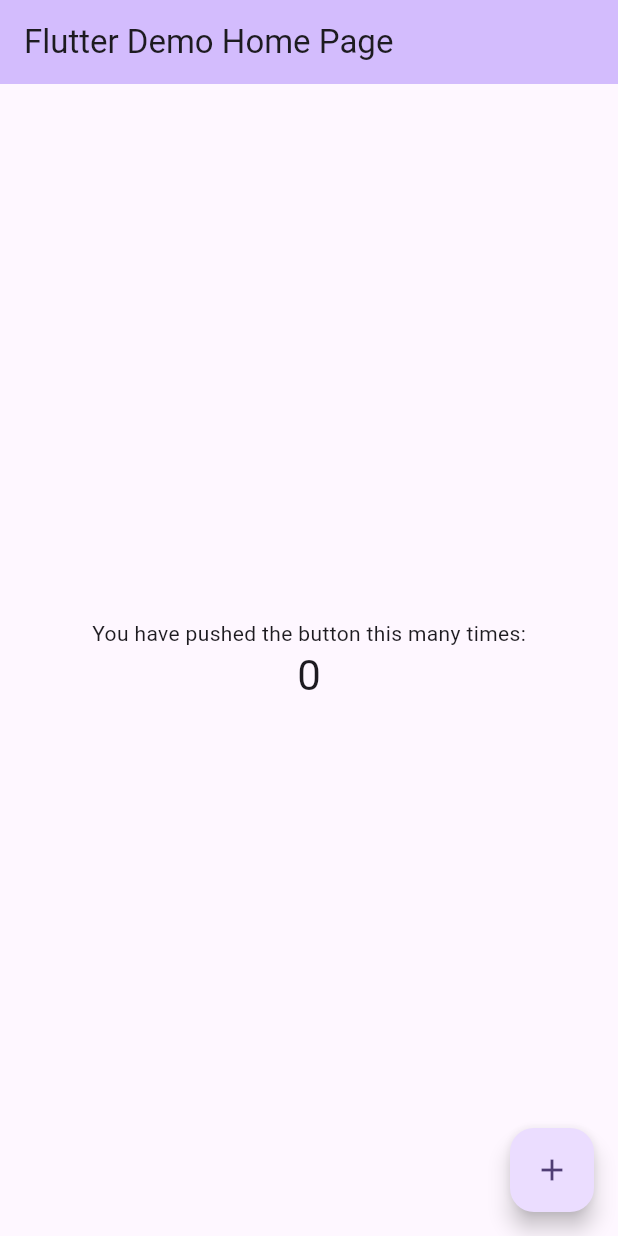
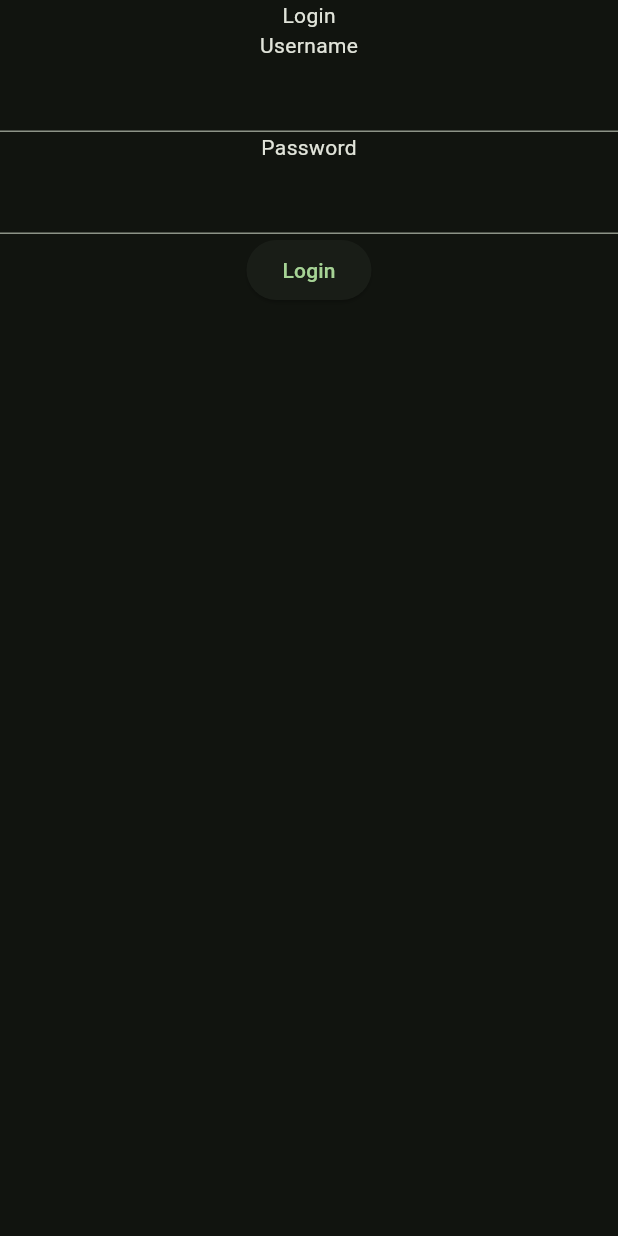
Before and after one commit to anshdholakiya/Flutter_Practice, a Flutter app: the screen it shows after launch, on a phone screen of 412 x 824 dp. Run offline on Flutter 3.47's test engine with Material 3 defaults, Android fonts, the phone set to English and light mode, and no system bars.

Commit message:
arzoo sir push

```diff
--- a/Self_Practice/first_app/lib/main.dart
+++ b/Self_Practice/first_app/lib/main.dart
@@ -13,110 +13,32 @@ class MyApp extends StatelessWidget {
     return MaterialApp(
       title: 'Flutter Demo',
       theme: ThemeData(
-        // This is the theme of your application.
-        //
-        // TRY THIS: Try running your application with "flutter run". You'll see
-        // the application has a purple toolbar. Then, without quitting the app,
-        // try changing the seedColor in the colorScheme below to Colors.green
-        // and then invoke "hot reload" (save your changes or press the "hot
-        // reload" button in a Flutter-supported IDE, or press "r" if you used
-        // the command line to start the app).
-        //
-        // Notice that the counter didn't reset back to zero; the application
-        // state is not lost during the reload. To reset the state, use hot
-        // restart instead.
-        //
-        // This works for code too, not just values: Most code changes can be
-        // tested with just a hot reload.
-        colorScheme: ColorScheme.fromSeed(seedColor: Colors.deepPurple),
+        colorScheme: ColorScheme.fromSeed(
+          seedColor: Color.fromARGB(255, 60, 239, 37),
+          brightness: Brightness.dark,
+        ),
       ),
-      home: const MyHomePage(title: 'Flutter Demo Home Page'),
+      home: LoginPage(),
     );
   }
 }
 
-class MyHomePage extends StatefulWidget {
-  const MyHomePage({super.key, required this.title});
-
-  // This widget is the home page of your application. It is stateful, meaning
-  // that it has a State object (defined below) that contains fields that affect
-  // how it looks.
-
-  // This class is the configuration for the state. It holds the values (in this
-  // case the title) provided by the parent (in this case the App widget) and
-  // used by the build method of the State. Fields in a Widget subclass are
-  // always marked "final".
-
-  final String title;
-
-  @override
-  State<MyHomePage> createState() => _MyHomePageState();
-}
-
-class _MyHomePageState extends State<MyHomePage> {
-  int _counter = 0;
-
-  void _incrementCounter() {
-    setState(() {
-      // This call to setState tells the Flutter framework that something has
-      // changed in this State, which causes it to rerun the build method below
-      // so that the display can reflect the updated values. If we changed
-      // _counter without calling setState(), then the build method would not be
-      // called again, and so nothing would appear to happen.
-      _counter++;
-    });
-  }
+class LoginPage extends StatelessWidget {
+  const LoginPage({super.key});
 
   @override
   Widget build(BuildContext context) {
-    // This method is rerun every time setState is called, for instance as done
-    // by the _incrementCounter method above.
-    //
-    // The Flutter framework has been optimized to make rerunning build methods
-    // fast, so that you can just rebuild anything that needs updating rather
-    // than having to individually change instances of widgets.
     return Scaffold(
-      appBar: AppBar(
-        // TRY THIS: Try changing the color here to a specific color (to
-        // Colors.amber, perhaps?) and trigger a hot reload to see the AppBar
-        // change color while the other colors stay the same.
-        backgroundColor: Theme.of(context).colorScheme.inversePrimary,
-        // Here we take the value from the MyHomePage object that was created by
-        // the App.build method, and use it to set our appbar title.
-        title: Text(widget.title),
+      body: Column(
+        children: [
+          Text("Login"),
+          Text("Username"),
+          TextField(),
+          Text("Password"),
+          TextField(),
+          ElevatedButton(onPressed: () {}, child: Text("Login")),
+        ],
       ),
-      body: Center(
-        // Center is a layout widget. It takes a single child and positions it
-        // in the middle of the parent.
-        child: Column(
-          // Column is also a layout widget. It takes a list of children and
-          // arranges them vertically. By default, it sizes itself to fit its
-          // children horizontally, and tries to be as tall as its parent.
-          //
-          // Column has various properties to control how it sizes itself and
-          // how it positions its children. Here we use mainAxisAlignment to
-          // center the children vertically; the main axis here is the vertical
-          // axis because Columns are vertical (the cross axis would be
-          // horizontal).
-          //
-          // TRY THIS: Invoke "debug painting" (choose the "Toggle Debug Paint"
-          // action in the IDE, or press "p" in the console), to see the
-          // wireframe for each widget.
-          mainAxisAlignment: MainAxisAlignment.center,
-          children: <Widget>[
-            const Text('You have pushed the button this many times:'),
-            Text(
-              '$_counter',
-              style: Theme.of(context).textTheme.headlineMedium,
-            ),
-          ],
-        ),
-      ),
-      floatingActionButton: FloatingActionButton(
-        onPressed: _incrementCounter,
-        tooltip: 'Increment',
-        child: const Icon(Icons.add),
-      ), // This trailing comma makes auto-formatting nicer for build methods.
     );
   }
 }
```
